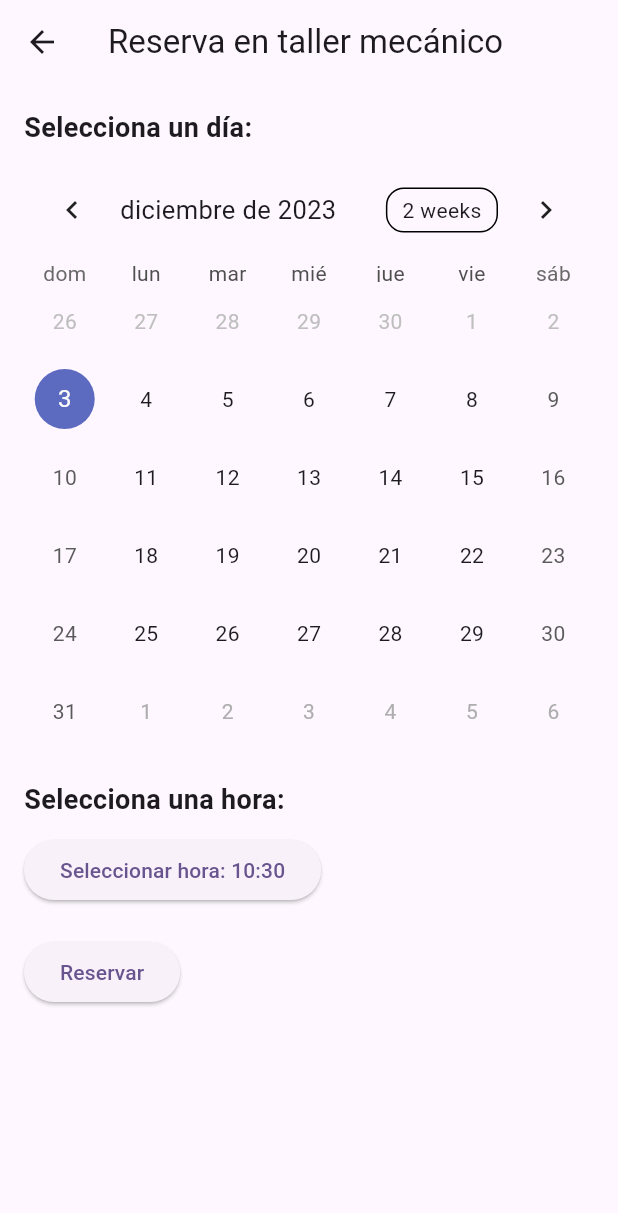
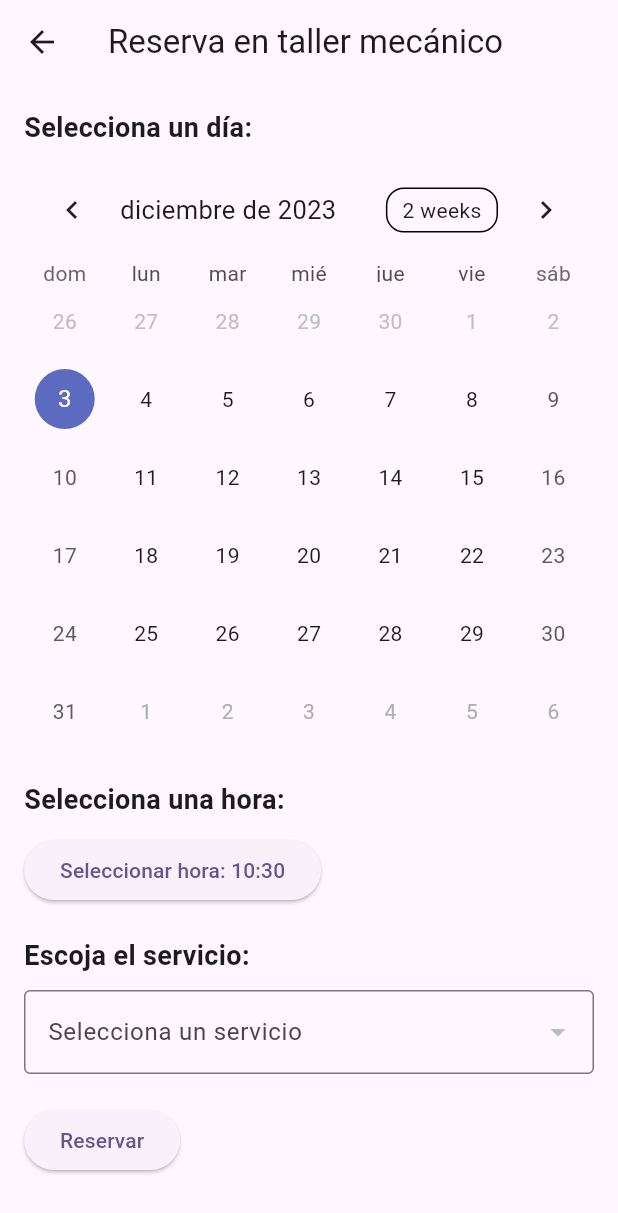
Before and after one commit to EbenCT/Taller-Movil, a Flutter app: the ReservationScreen screen opened directly, after a tap on "Reservar", on a phone screen of 412 x 824 dp. Shown: the top 1213 px of the screen. Run offline on Flutter 3.47's test engine with Material 3 defaults, Android fonts, the phone set to English and light mode, and no system bars; drawn by our look-alikes of table_calendar; our stand-ins replace card_swiper, dio, shared_preferences; accounts and stored records are empty; network calls fail.

Commit message:
Reservas OK

```diff
--- a/lib/Service/AuthService.dart
+++ b/lib/Service/AuthService.dart
@@ -187,5 +187,43 @@ print(response.data);
     };
   }
 }
+ Future<Map<String, dynamic>> getServices() async {
 
+  try {
+    final response = await _dio.get(
+      'http://$apiBackend/servicios',
+      options: Options(
+        headers: {
+          'Authorization': 'Bearer $_token',
+        },
+      ),
+    );
+ //   print(response.data);
+    if (response.statusCode == 200) {
+      //  print(response.data);
+      return {
+        'status': true,
+        'data': response.data,
+      };
+    } else {
+      return {
+        'status': false,
+        'error': 'Error al obtener servicios',
+      };
+    }
+  } catch (e) {
+    print('Error: $e');
+    return {
+      'status': false,
+      'error': 'Error de red',
+    };
+  }
 }
+  int? getUserId() {
+    return _userId;
+  }
+
+  int? getClientId() {
+    return _clienteId;
+  }
+}
--- a/lib/pages/pagina02.dart
+++ b/lib/pages/pagina02.dart
@@ -196,7 +196,7 @@ class _MyHomePageState extends State<MyHomePage> {
               },
             ),
                         ListTile(
-              leading: Icon(Icons.construction),
+              leading: Icon(Icons.calendar_month),
               title: Text("Reservasiones"), // Agrega la nueva opción
               onTap: () {
                 _cambiarPagina(6);
--- a/lib/pages/reserva.dart
+++ b/lib/pages/reserva.dart
@@ -1,5 +1,8 @@
 import 'package:flutter/material.dart';
 import 'package:table_calendar/table_calendar.dart';
+import 'package:proy1/Service/AuthService.dart';
+import 'package:http/http.dart' as http;
+import '../utils/api_backend.dart';
 
 class ReservationScreen extends StatefulWidget {
   @override
@@ -9,6 +12,41 @@ class ReservationScreen extends StatefulWidget {
 class _ReservationScreenState extends State<ReservationScreen> {
   DateTime _selectedDay = DateTime.now();
   TimeOfDay _selectedTime = TimeOfDay.now();
+  TimeOfDay _selectedTime2 = TimeOfDay.now();
+  AuthService authService = AuthService();
+  int? userId;
+  int? clientId;
+  int? _selectedService;
+  List<dynamic> _services = []; // Lista de servicios obtenidos de la API
+
+  @override
+  void initState() {
+    super.initState();
+    // Llamar al método login para establecer userId y clientId
+    _fetchUserAndClientId();
+    // Obtener los servicios disponibles desde la API
+    _fetchServices();
+  }
+
+  void _fetchUserAndClientId() async {
+    userId = authService.getUserId();
+    clientId = authService.getClientId();
+
+    print('UserID: $userId, ClientID: $clientId');
+  }
+
+  void _fetchServices() async {
+  Map<String, dynamic> servicesMap = await authService.getServices();
+print(servicesMap);
+  // Transformar el Map a una lista de valores (dynamic)
+  List<dynamic> services = servicesMap['data'];
+
+  setState(() {
+    _services = services;
+    print(_services);
+  });
+  }
+
 
   @override
   Widget build(BuildContext context) {
@@ -16,7 +54,8 @@ class _ReservationScreenState extends State<ReservationScreen> {
       appBar: AppBar(
         title: Text('Reserva en taller mecánico'),
       ),
-      body: Padding(
+    body: SingleChildScrollView(
+      child: Padding(
         padding: const EdgeInsets.all(16.0),
         child: Column(
           crossAxisAlignment: CrossAxisAlignment.start,
@@ -35,16 +74,21 @@ class _ReservationScreenState extends State<ReservationScreen> {
             SizedBox(height: 10),
             _buildTimePicker(),
             SizedBox(height: 20),
+          Text(
+            'Escoja el servicio:',
+            style: TextStyle(fontSize: 18, fontWeight: FontWeight.bold),
+          ),
+          SizedBox(height: 10),
+          _buildServiceDropdown(),
+            SizedBox(height: 20),
             ElevatedButton(
               onPressed: () {
-                // Aquí puedes manejar la lógica de la reserva con la fecha y hora seleccionadas
-                print('Día seleccionado: $_selectedDay');
-                print('Hora seleccionada: $_selectedTime');
-                // Agrega aquí tu lógica para realizar la reserva en el taller
+                createReserva();
               },
               child: Text('Reservar'),
             ),
            ],
+        ),
       ),
     ),
   );
@@ -58,9 +102,31 @@ Widget _buildCalendar() {
     focusedDay: _selectedDay,
     calendarFormat: CalendarFormat.month,
     onDaySelected: (selectedDay, focusedDay) {
+      // Validar que el día seleccionado sea de lunes a viernes
+      if (selectedDay.weekday >= DateTime.monday && selectedDay.weekday <= DateTime.friday) {
         setState(() {
           _selectedDay = selectedDay;
         });
+      } else {
+        // Mensaje de error si se selecciona un día fuera del rango
+        showDialog(
+          context: context,
+          builder: (BuildContext context) {
+            return AlertDialog(
+              title: Text('Error'),
+              content: Text('El taller solo opera de lunes a viernes.'),
+              actions: <Widget>[
+                TextButton(
+                  onPressed: () {
+                    Navigator.pop(context);
+                  },
+                  child: Text('Aceptar'),
+                ),
+              ],
+            );
+          },
+        );
+      }
     },
     onFormatChanged: (format) {},
     onPageChanged: (focusedDay) {
@@ -72,6 +138,29 @@ Widget _buildCalendar() {
   );
 }
 
+Widget _buildServiceDropdown() {
+  return DropdownButtonFormField(
+    decoration: InputDecoration(
+      labelText: 'Selecciona un servicio',
+      border: OutlineInputBorder(),
+    ),
+    value: _selectedService,
+    items: _services.map<DropdownMenuItem<dynamic>>((dynamic service) {
+      return DropdownMenuItem<dynamic>(
+        value: service['id'],
+        child: Container(
+          width: MediaQuery.of(context).size.width * 0.7, // Ajusta el ancho según sea necesario
+          child: Text(service['nombre']),
+        ),
+      );
+    }).toList(),
+    onChanged: (newValue) {
+      setState(() {
+        _selectedService = newValue;
+      });
+    },
+  );
+}
 
 
 Widget _buildTimePicker() {
@@ -90,13 +179,96 @@ Widget _buildTimePicker() {
           },
         );
       if (picked != null) {
+        // Validar que la hora seleccionada esté entre las 8 am y las 6 pm
+        if (picked.hour >= 8 && picked.hour <= 18) {
+           // Cálculo para establecer _selectedTime2
+          final DateTime selectedDateTime = DateTime(
+            DateTime.now().year,
+            DateTime.now().month,
+            DateTime.now().day,
+            picked.hour,
+            picked.minute,
+          );
+
+          final DateTime selectedDateTime2 = selectedDateTime.add(Duration(hours: 1)).subtract(Duration(seconds: 1));
+          final TimeOfDay selectedTime2 = TimeOfDay.fromDateTime(selectedDateTime2);
+
           setState(() {
             _selectedTime = picked;
+            _selectedTime2 = selectedTime2;
           });
+        } else {
+          // Mensaje de error si se selecciona una hora fuera del rango
+          showDialog(
+            context: context,
+            builder: (BuildContext context) {
+              return AlertDialog(
+                title: Text('Error'),
+                content: Text('El taller opera de 8 am a 6 pm.'),
+                actions: <Widget>[
+                  TextButton(
+                    onPressed: () {
+                      Navigator.pop(context);
+                    },
+                    child: Text('Aceptar'),
+                  ),
+                ],
+              );
+            },
+          );
+        }
+
       }
     },
     child: Text('Seleccionar hora: ${_selectedTime.format(context)}'),
   );
 }
+Future<void> createReserva() async {
 
+  // Ejemplo de conversión de la fecha a formato 'YYYY-MM-DD'
+DateTime selectedDate = _selectedDay; // Suponiendo que _selectedDay es un objeto DateTime
+String formattedDate = '${selectedDate.year}-${selectedDate.month.toString().padLeft(2, '0')}-${selectedDate.day.toString().padLeft(2, '0')}';
+// formattedDate contendrá la fecha en formato 'YYYY-MM-DD'
+// Ejemplo de conversión de TimeOfDay a formato 'HH:mm:ss'
+TimeOfDay selectedTime = _selectedTime; // Suponiendo que _selectedTime es un objeto TimeOfDay
+String formattedTime1 = '${selectedTime.hour.toString().padLeft(2, '0')}:${selectedTime.minute.toString().padLeft(2, '0')}:00';
+TimeOfDay selectedTime2 = _selectedTime2; // Suponiendo que _selectedTime es un objeto TimeOfDay
+String formattedTime2 = '${selectedTime2.hour.toString().padLeft(2, '0')}:${selectedTime2.minute.toString().padLeft(2, '0')}:00';
+
+// formattedTime contendrá la hora en formato 'HH:mm:ss'
+
+  var url = Uri.parse('http://$apiBackend/reservas');
+
+  // Datos para la reserva (simulado, reemplázalos con los datos que necesites)
+  var data = {
+    'hora_inicio': formattedTime1,
+    'hora_fin': formattedTime2,
+    'fecha': formattedDate,
+    'estado':"falta aprobacion",
+    'servicio_id':_selectedService.toString(),
+    'cliente_id':clientId.toString(),
+    // Agrega más datos según los campos necesarios en tu API
+  };
+print(data);
+  try {
+    var response = await http.post(
+      url,
+      body: data,
+    );
+
+    if (response.statusCode == 201) {
+      // La reserva se creó exitosamente
+      print('Reserva creada correctamente');
+      // Puedes manejar la respuesta aquí según tus necesidades
+    } else {
+      // Error al crear la reserva
+      print('Error al crear la reserva - Código: ${response.statusCode}');
+      // Puedes manejar el error aquí según tus necesidades
     }
+  } catch (e) {
+    // Error de conexión u otro error
+    print('Error: $e');
+    // Puedes manejar el error aquí según tus necesidades
+  }
+}
+}
```
Lines whose indentation alone changed are shown as unchanged.
